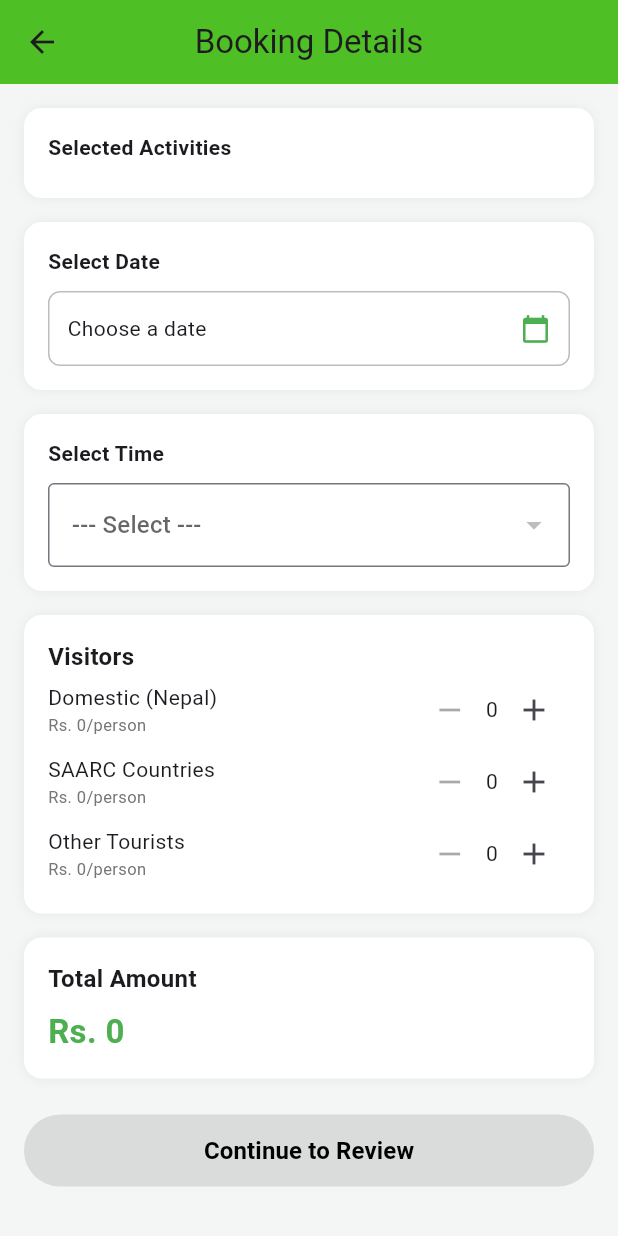
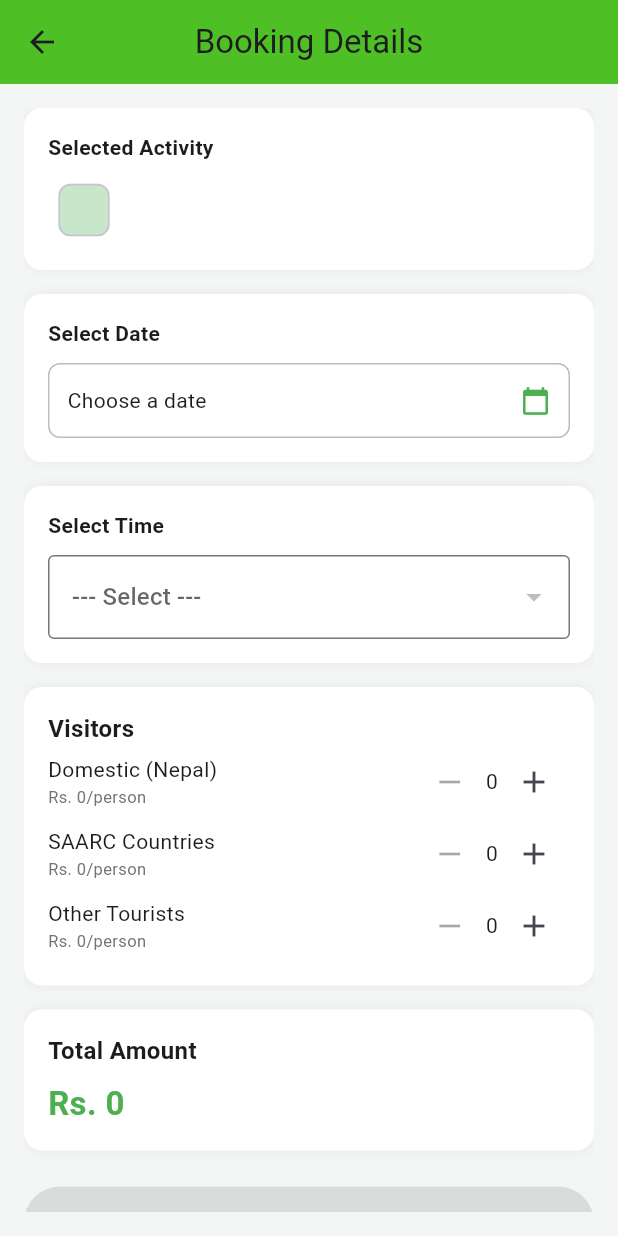
Before and after one commit to Smarika13/CNP_EXPLOREE, a Flutter app: the BookingPage screen opened directly with empty values, on a phone screen of 412 x 824 dp. Run offline on Flutter 3.47's test engine with Material 3 defaults, Android fonts, the phone set to English and light mode, and no system bars; our stand-ins replace animated_text_kit, audioplayers, cloud_firestore, equatable, firebase_auth, firebase_core and 4 more; accounts and stored records are empty.

Commit message:
refactor: enforce single activity per booking
- BookingPage now takes activityName (String) instead of activityList
- Tapping Book on an activity card directly opens BookingPage
- Removed multi-select floating confirm button from dashboard
- Fixed time slot bug (was using first activity of list)
- Simplified price calculation and review summary

```diff
--- a/lib/screens/booking_page.dart
+++ b/lib/screens/booking_page.dart
@@ -82,8 +82,8 @@ final Map<String, ActivityInfo> activityData = {
 };
 
 class BookingPage extends StatefulWidget {
-  final List<String> activityList;
-  const BookingPage({super.key, required this.activityList});
+  final String activityName;
+  const BookingPage({super.key, required this.activityName});
 
   @override
   State<BookingPage> createState() => _BookingPageState();
@@ -96,16 +96,11 @@ class _BookingPageState extends State<BookingPage> {
   bool showReview = false, isSaving = false;
 
   int calculateGrandTotal() {
-    int total = 0;
-    for (var actName in widget.activityList) {
-      final info = activityData[actName];
-      if (info != null) {
-        total += (domesticCount * info.domestic) +
-                 (saarcCount * info.saarc) +
-                 (touristCount * info.tourist);
-      }
-    }
-    return total;
+    final info = activityData[widget.activityName];
+    if (info == null) return 0;
+    return (domesticCount * info.domestic) +
+           (saarcCount * info.saarc) +
+           (touristCount * info.tourist);
   }
 
   Future<void> _saveToFirebase(int total) async {
@@ -123,7 +118,7 @@ class _BookingPageState extends State<BookingPage> {
       final docRef = await FirebaseFirestore.instance.collection('bookings').add({
         'userId': user.uid,
         'userName': nameToSave,
-        'activities': widget.activityList,
+        'activity': widget.activityName,
         'date': selectedDate != null ? DateFormat('yyyy-MM-dd').format(selectedDate!) : "",
         'time': selectedTime,
         'visitorCounts': {
@@ -136,11 +131,11 @@ class _BookingPageState extends State<BookingPage> {
         'bookingTimestamp': FieldValue.serverTimestamp(),
       });
 
-      // Auto-assign guides for this booking
+      // Auto-assign guide for this booking
       final groupSize = domesticCount + saarcCount + touristCount;
       await GuideSchedulerService().assignGuidesForBooking(
         bookingId: docRef.id,
-        activities: widget.activityList,
+        activities: [widget.activityName],
         date: DateFormat('yyyy-MM-dd').format(selectedDate!),
         timeSlot: selectedTime,
         groupSize: groupSize,
@@ -151,7 +146,7 @@ class _BookingPageState extends State<BookingPage> {
           context,
           MaterialPageRoute(
             builder: (context) => PaymentPage(
-              activityName: widget.activityList.join(", "),
+              activityName: widget.activityName,
               date: selectedDate!,
               time: selectedTime,
               totalAmount: total,
@@ -169,8 +164,7 @@ class _BookingPageState extends State<BookingPage> {
   }
 
   List<String> getAvailableTimeSlots() {
-    if (widget.activityList.isEmpty) return [];
-    return activityData[widget.activityList.first]?.timeSlots ?? [];
+    return activityData[widget.activityName]?.timeSlots ?? [];
   }
 
   @override
@@ -191,18 +185,10 @@ class _BookingPageState extends State<BookingPage> {
   }
 
   Widget _buildBookingForm(int total) {
-    int unitPriceDomestic = 0;
-    int unitPriceSaarc = 0;
-    int unitPriceTourist = 0;
-
-    for (var actName in widget.activityList) {
-      final info = activityData[actName];
-      if (info != null) {
-        unitPriceDomestic += info.domestic;
-        unitPriceSaarc += info.saarc;
-        unitPriceTourist += info.tourist;
-      }
-    }
+    final info = activityData[widget.activityName];
+    final int unitPriceDomestic = info?.domestic ?? 0;
+    final int unitPriceSaarc = info?.saarc ?? 0;
+    final int unitPriceTourist = info?.tourist ?? 0;
 
     return ListView(
       children: [
@@ -212,14 +198,11 @@ class _BookingPageState extends State<BookingPage> {
           child: Column(
             crossAxisAlignment: CrossAxisAlignment.start,
             children: [
-              const Text("Selected Activities", style: TextStyle(fontWeight: FontWeight.bold)),
+              const Text("Selected Activity", style: TextStyle(fontWeight: FontWeight.bold)),
               const SizedBox(height: 8),
-              Wrap(
-                spacing: 8,
-                children: widget.activityList.map((act) => Chip(
-                  label: Text(act, style: const TextStyle(fontSize: 12)),
-                  backgroundColor: Colors.green.shade100,
-                )).toList(),
+              Chip(
+                label: Text(widget.activityName, style: const TextStyle(fontSize: 12)),
+                backgroundColor: Colors.green.shade100,
               ),
             ],
           ),
@@ -341,7 +324,7 @@ class _BookingPageState extends State<BookingPage> {
       children: [
         const Text("Booking Summary", style: TextStyle(fontSize: 20, fontWeight: FontWeight.bold)),
         const SizedBox(height: 20),
-        _summaryRow("Activities", widget.activityList.join(", ")),
+        _summaryRow("Activity", widget.activityName),
         _summaryRow("Date", DateFormat('yyyy-MM-dd').format(selectedDate!)),
         _summaryRow("Time", selectedTime),
         const Divider(height: 30, thickness: 1),
```
Also changed, not shown: lib/dashboard_page.dart (+11 -48 lines).
